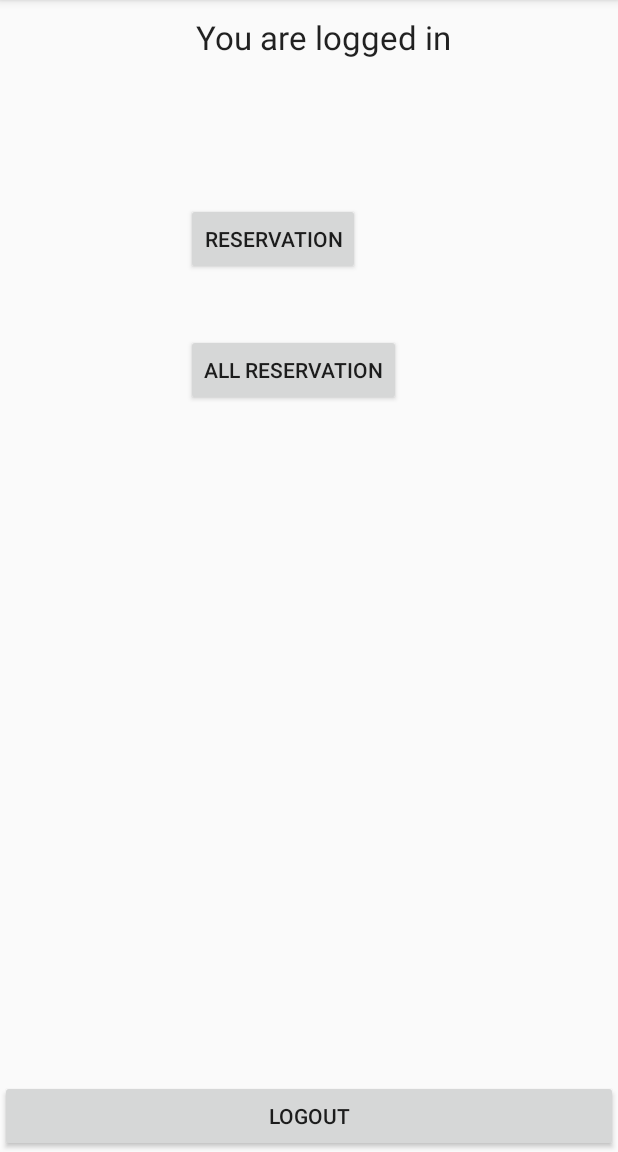
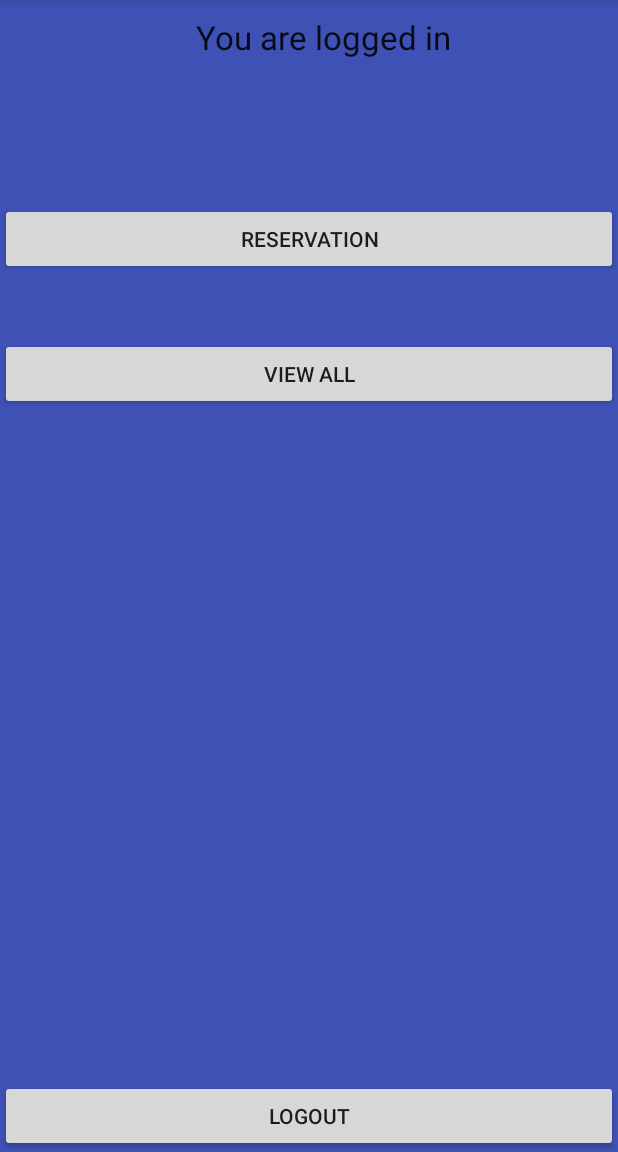
Before and after one commit to demir005/CarSharing, an Android app: the MainActivity screen opened directly, with no data from a screen before it, on a phone screen of 412 x 824 dp, the part 84-1236 px from its top. Run offline under Robolectric (Android 15) with nearby library versions, the phone set to English and light mode, and no system bars; 1 statement that could not run was skipped.

Commit message:
Neke male promjene

```diff
--- a/app/src/main/java/com/example/demir/carsharing/MainActivity.java
+++ b/app/src/main/java/com/example/demir/carsharing/MainActivity.java
@@ -1,20 +1,27 @@
 package com.example.demir.carsharing;
 
 import android.content.Intent;
+import android.database.Cursor;
+import android.support.v7.app.AlertDialog;
 import android.support.v7.app.AppCompatActivity;
 import android.os.Bundle;
 import android.view.View;
 import android.widget.Button;
 
 public class MainActivity extends AppCompatActivity {
-    private Button btnLogout;
+    private Button btnLogout,btnReservation;
     private Session session;
+    DbHelper db;
 
 
     @Override
     protected void onCreate(Bundle savedInstanceState) {
         super.onCreate(savedInstanceState);
         setContentView(R.layout.activity_main);
+        OpenReservation();
+
+
+
 
         session = new Session(this);
         if(!session.loggedin()){
@@ -27,12 +34,30 @@ public class MainActivity extends AppCompatActivity {
                 logout();
             }
         });
+        OpenReservation();
 
     }
 
+
+    //button for opening reservation activity
+    private void OpenReservation(){
+        btnReservation=(Button)findViewById(R.id.btrReservation);
+        btnReservation.setOnClickListener(new View.OnClickListener() {
+            @Override
+            public void onClick(View v) {
+                Intent intent = new Intent("com.example.demir.carsharing.ReservationActivity");
+                startActivity(intent);
+            }
+        });
+    }
+    // method for logout button
     private  void logout(){
         session.setLoggedin(false);
         finish();
         startActivity(new Intent(MainActivity.this, LoginActivity.class));
     }
+
+
+
+
 }
--- a/app/src/main/res/layout/activity_main.xml
+++ b/app/src/main/res/layout/activity_main.xml
@@ -4,6 +4,7 @@
     android:layout_width="match_parent"
     android:layout_height="match_parent"
     android:orientation="vertical"
+    android:background="@color/colorPrimary"
     tools:context="com.example.demir.carsharing.MainActivity">
 
     <TextView
@@ -34,22 +35,25 @@
             android:layout_width="wrap_content"
             android:layout_height="wrap_content"
             android:layout_alignParentTop="true"
+            android:layout_marginTop="96dp"
+            android:id="@+id/btrReservation"
+            android:onClick="OpenReservation"
             android:layout_alignParentLeft="true"
             android:layout_alignParentStart="true"
-            android:layout_marginLeft="124dp"
-            android:layout_marginStart="124dp"
-            android:layout_marginTop="96dp"
-            android:id="@+id/button3" />
+            android:layout_alignParentRight="true"
+            android:layout_alignParentEnd="true" />
 
         <Button
-            android:text="All Reservation"
+            android:text="View All"
             android:layout_width="wrap_content"
             android:layout_height="wrap_content"
-            android:layout_below="@+id/button3"
-            android:layout_alignLeft="@+id/button3"
-            android:layout_alignStart="@+id/button3"
-            android:layout_marginTop="39dp"
-            android:id="@+id/button4" />
+            android:layout_below="@+id/btrReservation"
+            android:layout_alignLeft="@+id/btrReservation"
+            android:layout_alignStart="@+id/btrReservation"
+            android:layout_marginTop="42dp"
+            android:id="@+id/btnViewAll"
+            android:layout_alignParentRight="true"
+            android:layout_alignParentEnd="true" />
 
     </RelativeLayout>
 
```
Also changed, not shown: app/src/main/AndroidManifest.xml (+11 -2 lines), app/src/main/java/com/example/demir/carsharing/DbHelper.java (+54 -0 lines), app/src/main/java/com/example/demir/carsharing/ReservationActivity.java (added, +36 -0 lines), app/src/main/res/layout/activity_reservation.xml (added, +103 -0 lines).
